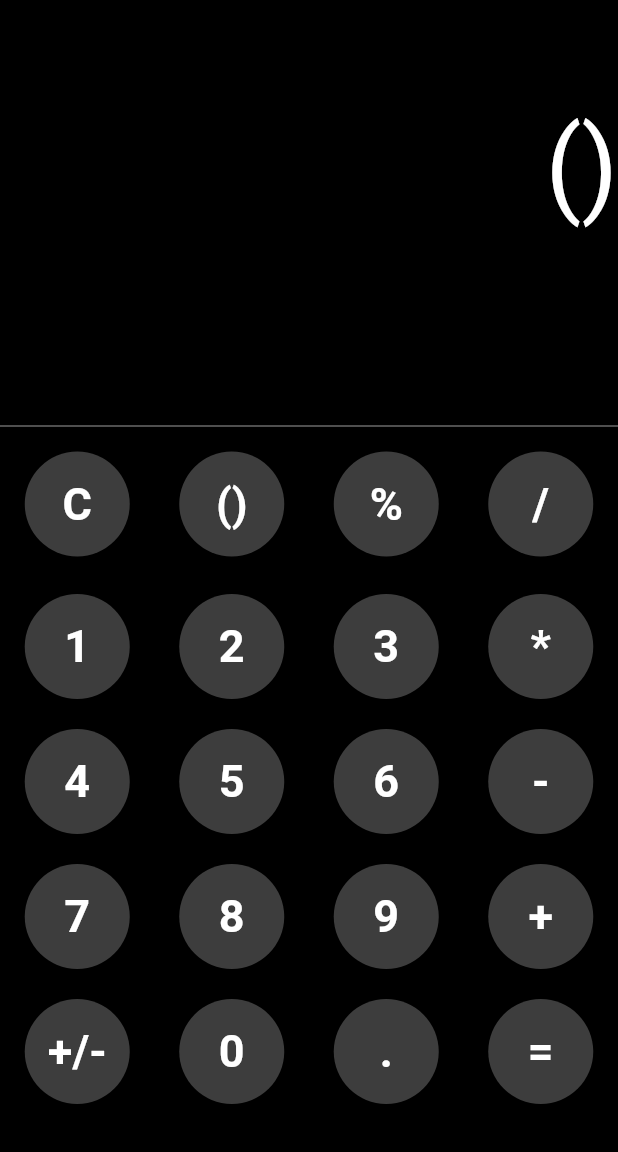
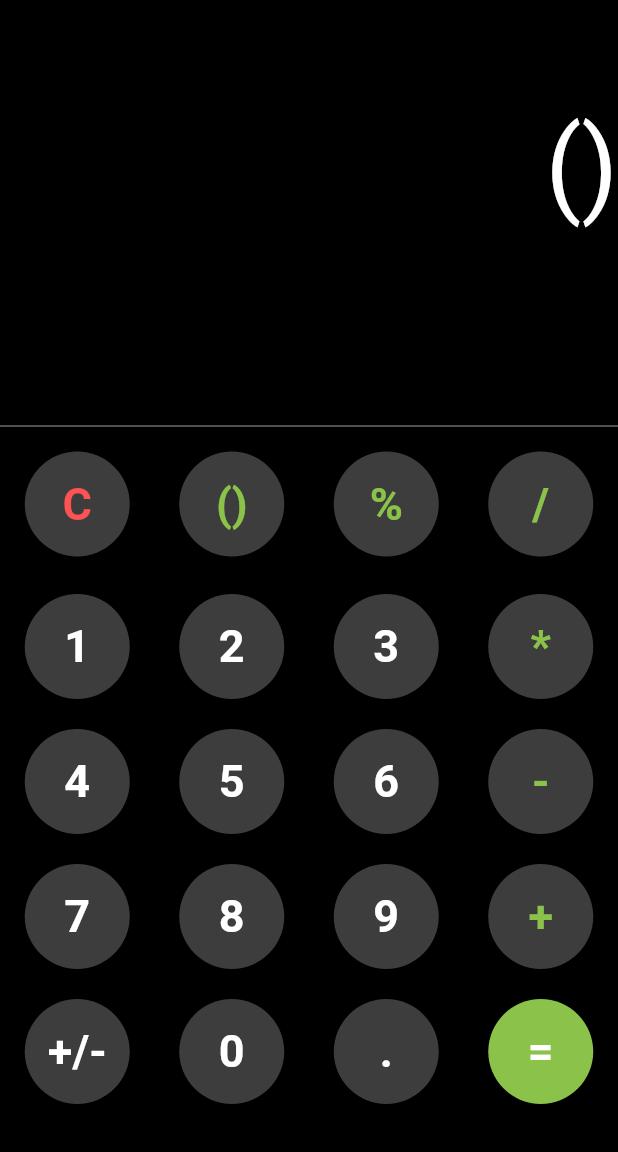
Before and after one commit to dartblack/calculator, a Flutter app: the screen it shows after launch, after a tap on "()", on a phone screen of 412 x 824 dp, the part 84-1236 px from its top. Run offline on Flutter 3.47's test engine with Material 2 defaults, Android fonts, the phone set to English and light mode, and no system bars; our stand-ins replace math_expressions.

Commit message:
start project

```diff
--- a/lib/service/calculator.dart
+++ b/lib/service/calculator.dart
@@ -27,7 +27,7 @@ class MyCalculator {
         break;
       case MyCalculator.polarity:
         if (currentCalcString.startsWith('(-')) {
-          currentCalcString.replaceFirst('(-', '');
+          currentCalcString = currentCalcString.replaceFirst('(-', '');
         } else {
           currentCalcString = '(-' + currentCalcString;
         }
--- a/lib/widgets/calcButton_widget.dart
+++ b/lib/widgets/calcButton_widget.dart
@@ -1,11 +1,12 @@
 import 'package:flutter/material.dart';
 
-Widget calcNumberButton(String title, Function callback) {
+Widget calcNumberButton(String title, Function callback,
+    {Color color = Colors.white, Color buttonColor = Colors.white24}) {
   return ElevatedButton(
       style: ElevatedButton.styleFrom(
         shape: const CircleBorder(),
         onPrimary: Colors.grey,
-        primary: Colors.white24,
+        primary: buttonColor,
         minimumSize: const Size(70, 70),
       ),
       onPressed: () {
@@ -13,10 +14,10 @@ Widget calcNumberButton(String title, Function callback) {
       },
       child: Text(
         title,
-        style: const TextStyle(
+        style: TextStyle(
           fontSize: 30,
           fontWeight: FontWeight.bold,
-          color: Colors.white,
+          color: color,
         ),
         textAlign: TextAlign.center,
       ));
--- a/lib/widgets/calcTable_widget.dart
+++ b/lib/widgets/calcTable_widget.dart
@@ -9,19 +9,35 @@ Widget calcTable(MyCalculator myCalculator, Function refresh) {
         children: [
           Padding(
             padding: const EdgeInsets.all(15),
-            child: calcNumberButton(MyCalculator.clear, refresh),
+            child: calcNumberButton(
+              MyCalculator.clear,
+              refresh,
+              color: Colors.redAccent,
+            ),
           ),
           Padding(
             padding: const EdgeInsets.all(15),
-            child: calcNumberButton(MyCalculator.nails, refresh),
+            child: calcNumberButton(
+              MyCalculator.nails,
+              refresh,
+              color: Colors.lightGreen,
+            ),
           ),
           Padding(
             padding: const EdgeInsets.all(15),
-            child: calcNumberButton(MyCalculator.percent, refresh),
+            child: calcNumberButton(
+              MyCalculator.percent,
+              refresh,
+              color: Colors.lightGreen,
+            ),
           ),
           Padding(
             padding: const EdgeInsets.all(15),
-            child: calcNumberButton(MyCalculator.division, refresh),
+            child: calcNumberButton(
+              MyCalculator.division,
+              refresh,
+              color: Colors.lightGreen,
+            ),
           ),
         ],
       ),
@@ -40,7 +56,11 @@ Widget calcTable(MyCalculator myCalculator, Function refresh) {
         ),
         Padding(
           padding: const EdgeInsets.all(10),
-          child: calcNumberButton(MyCalculator.multiply, refresh),
+          child: calcNumberButton(
+            MyCalculator.multiply,
+            refresh,
+            color: Colors.lightGreen,
+          ),
         ),
       ]),
       TableRow(children: [
@@ -58,7 +78,11 @@ Widget calcTable(MyCalculator myCalculator, Function refresh) {
         ),
         Padding(
           padding: const EdgeInsets.all(10),
-          child: calcNumberButton(MyCalculator.minus, refresh),
+          child: calcNumberButton(
+            MyCalculator.minus,
+            refresh,
+            color: Colors.lightGreen,
+          ),
         ),
       ]),
       TableRow(children: [
@@ -76,7 +100,11 @@ Widget calcTable(MyCalculator myCalculator, Function refresh) {
         ),
         Padding(
           padding: const EdgeInsets.all(10),
-          child: calcNumberButton(MyCalculator.plus, refresh),
+          child: calcNumberButton(
+            MyCalculator.plus,
+            refresh,
+            color: Colors.lightGreen,
+          ),
         ),
       ]),
       TableRow(children: [
@@ -94,7 +122,11 @@ Widget calcTable(MyCalculator myCalculator, Function refresh) {
         ),
         Padding(
           padding: const EdgeInsets.all(10),
-          child: calcNumberButton(MyCalculator.equal, refresh),
+          child: calcNumberButton(
+            MyCalculator.equal,
+            refresh,
+            buttonColor: Colors.lightGreen,
+          ),
         ),
       ])
     ],
```
